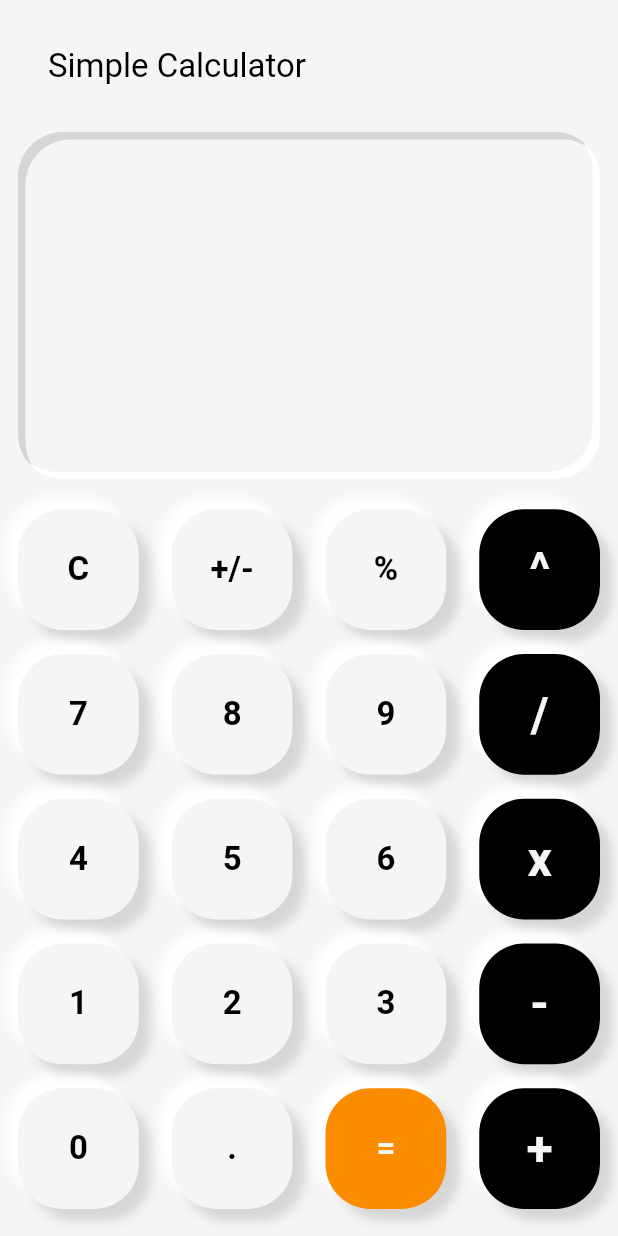
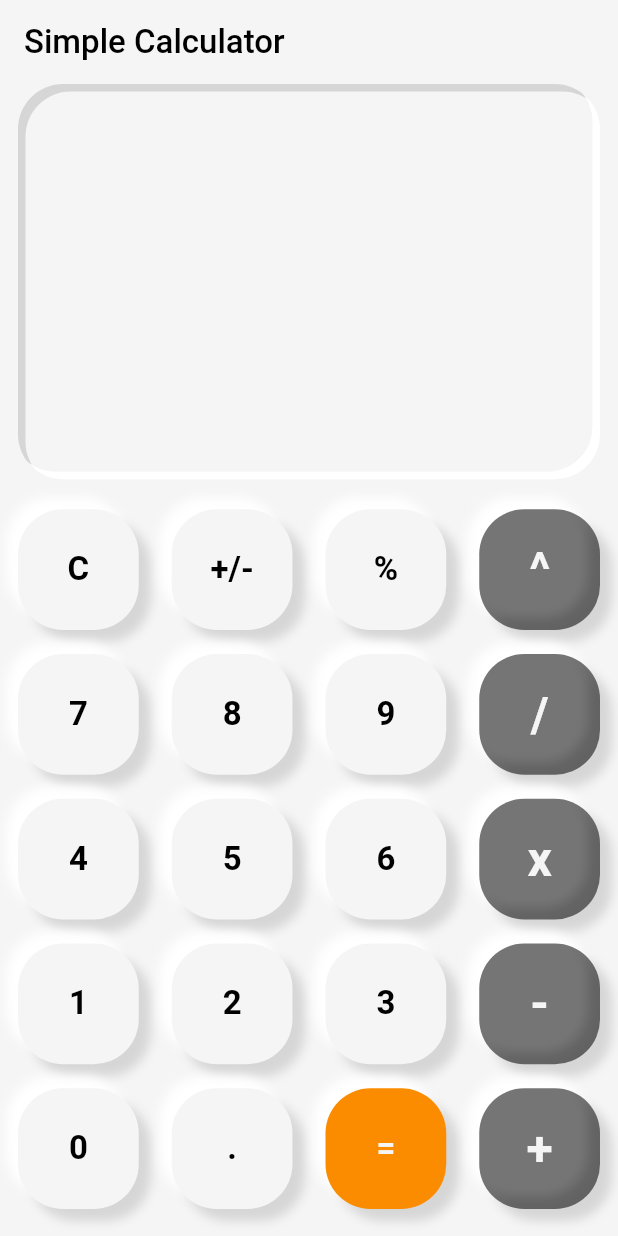
Before and after one commit to kwe92/Calculator-App-Flutter, a Flutter app: the screen it shows after launch, on a phone screen of 412 x 824 dp. Run offline on Flutter 3.47's test engine with Material 2 defaults, Android fonts, the phone set to English and light mode, and no system bars; drawn by our look-alikes of flutter_neumorphic; our stand-ins replace flutter_inset_box_shadow, flutter_riverpod, math_expressions.

Commit message:
Updated Color
Updated button color

```diff
--- a/lib/src/Constants/layout.dart
+++ b/lib/src/Constants/layout.dart
@@ -13,6 +13,6 @@ class Sizes {
 
 class AppColor {
   static final main = Colors.grey[100]!;
-  static const secondary = Colors.black;
+  static const secondary = Colors.black54;
   static const textMain = Colors.black;
 }
--- a/lib/src/features/calculator_page/calculator_page.dart
+++ b/lib/src/features/calculator_page/calculator_page.dart
@@ -13,17 +13,17 @@ import 'package:flutter_riverpod/flutter_riverpod.dart';
 // TODO: Add simple comments and not too verbose
 // TODO: Figure out how to make your code more modular
 
-final NeumorphicStyle neuStyle = NeumorphicStyle(
-  shape: NeumorphicShape.convex,
-  boxShape: NeumorphicBoxShape.roundRect(BorderRadius.circular(30)),
-  depth: -10,
-  intensity: 10,
-  shadowLightColorEmboss: Colors.white,
-  shadowDarkColorEmboss: Colors.grey[300],
-  lightSource: LightSource.topLeft,
-  color: AppColor.main,
-  //const Color.fromRGBO(53, 53, 53, 1)
-);
+// final NeumorphicStyle neuStyle = NeumorphicStyle(
+//   shape: NeumorphicShape.convex,
+//   boxShape: NeumorphicBoxShape.roundRect(BorderRadius.circular(30)),
+//   depth: -10,
+//   intensity: 10,
+//   shadowLightColorEmboss: Colors.white,
+//   shadowDarkColorEmboss: Colors.grey[300],
+//   lightSource: LightSource.topLeft,
+//   color: AppColor.main,
+//   //const Color.fromRGBO(53, 53, 53, 1)
+// );
 
 class CalculatorPage extends ConsumerStatefulWidget {
   const CalculatorPage({Key? key}) : super(key: key);
@@ -48,15 +48,15 @@ class _CalculatorPageState extends ConsumerState<CalculatorPage> {
     return SafeArea(
       child: Scaffold(
         backgroundColor: AppColor.main,
-        appBar: NeumorphicAppBar(
-
-            //color: Colors.grey[900],
+        appBar: AppBar(
+            elevation: 0,
+            backgroundColor: AppColor.main,
             title: const Text(
-          'Simple Calculator',
-          style: TextStyle(
-              fontSize: 22,
-              color: AppColor.textMain), //TODO: Title text styling
-        )
+              'Simple Calculator',
+              style: TextStyle(
+                  fontSize: 22,
+                  color: AppColor.textMain), //TODO: Title text styling
+            )
             // AppBar(
             // backgroundColor: Colors.grey[900],
             // title: const Text(
```
